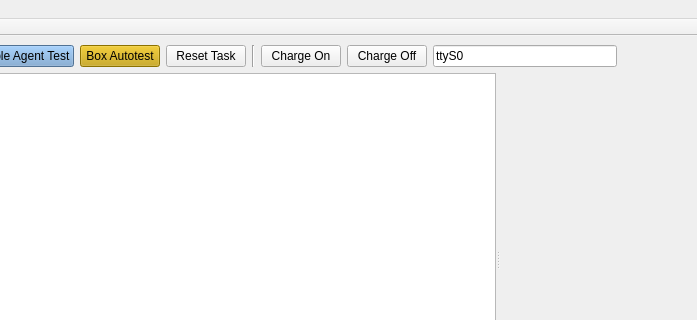
break11/AutoStorage, file App/AgentsManager/mainwindow.ui: the form before one commit; both pictures show x 212 to 909 and y 0 to 320 of the 1021 by 851 pixel window.
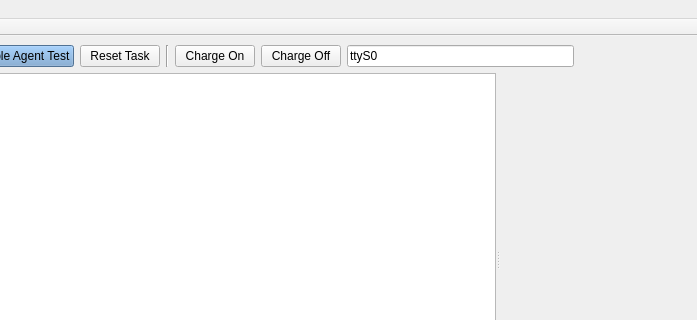
The form after the commit.

Commit message: Загрузка всех мест хранения, перенос кнопки автотест.

The edit to the form file:
```diff
--- a/App/AgentsManager/mainwindow.ui
+++ b/App/AgentsManager/mainwindow.ui
@@ -57,26 +57,6 @@
         </property>
        </widget>
       </item>
-      <item>
-       <widget class="QPushButton" name="btnBox_Autotest">
-        <property name="styleSheet">
-         <string notr="true">  QPushButton {
-      background-color: rgb(196, 160, 0);
-  }
-
-  QPushButton:checked {
-	border:3px solid red;
- border-radius:5px
-}</string>
-        </property>
-        <property name="text">
-         <string>Box Autotest</string>
-        </property>
-        <property name="checkable">
-         <bool>true</bool>
-        </property>
-       </widget>
-      </item>
       <item>
        <widget class="QPushButton" name="btnReset_Task">
         <property name="text">
```
The commit also changes 2 other files.
